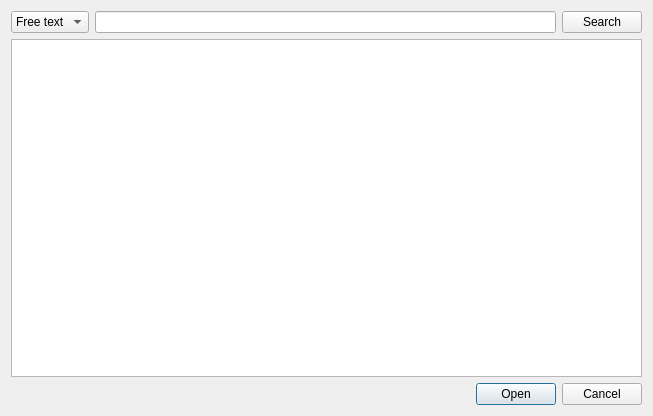
Old version of the form shapeout2/gui/dcor/dcor.ui in the repository ZELLMECHANIK-DRESDEN/ShapeOut2.
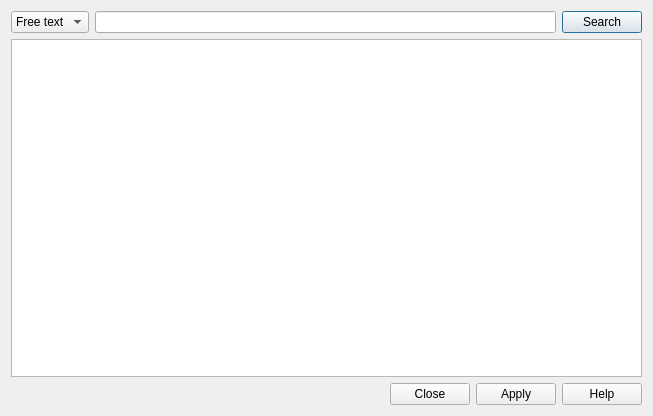
New version of the form.

```diff
--- a/shapeout2/gui/dcor/dcor.ui
+++ b/shapeout2/gui/dcor/dcor.ui
@@ -74,7 +74,7 @@
       <enum>Qt::Horizontal</enum>
      </property>
      <property name="standardButtons">
-      <set>QDialogButtonBox::Cancel|QDialogButtonBox::Open</set>
+      <set>QDialogButtonBox::Apply|QDialogButtonBox::Close|QDialogButtonBox::Help</set>
      </property>
     </widget>
    </item>
```
Left out of the diff: 8 changed lines with no effect on the pictures.
